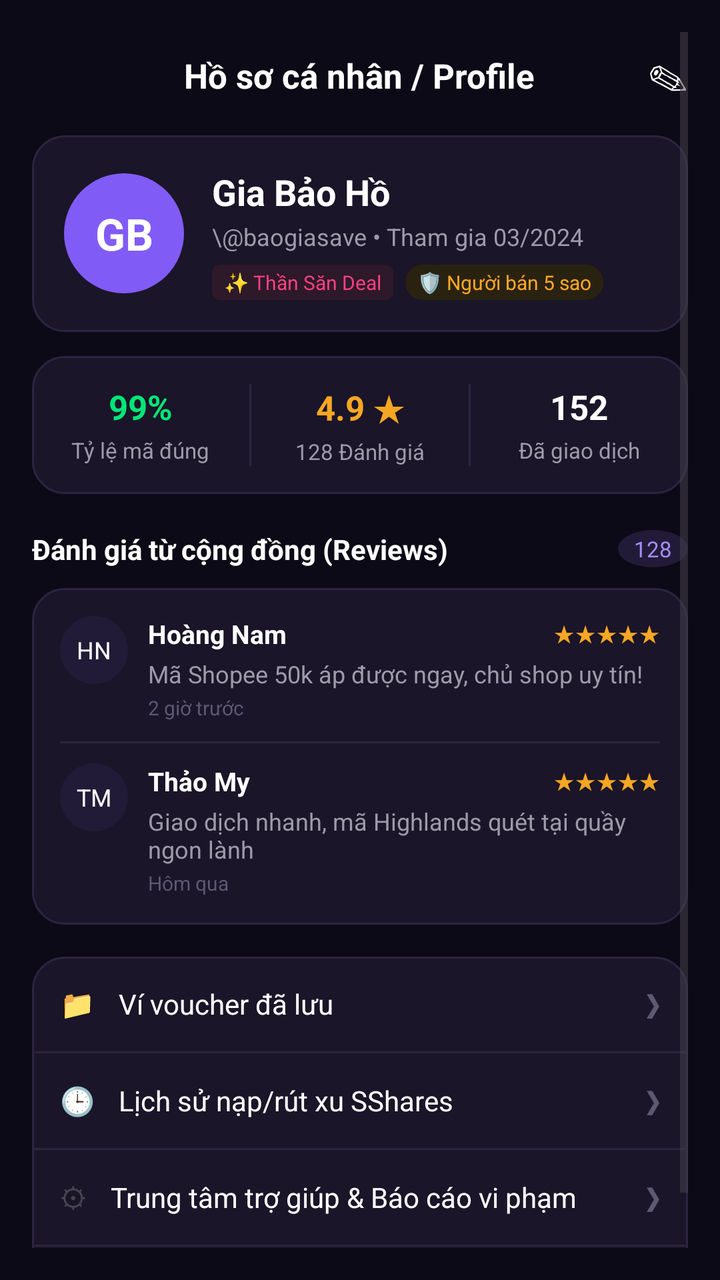
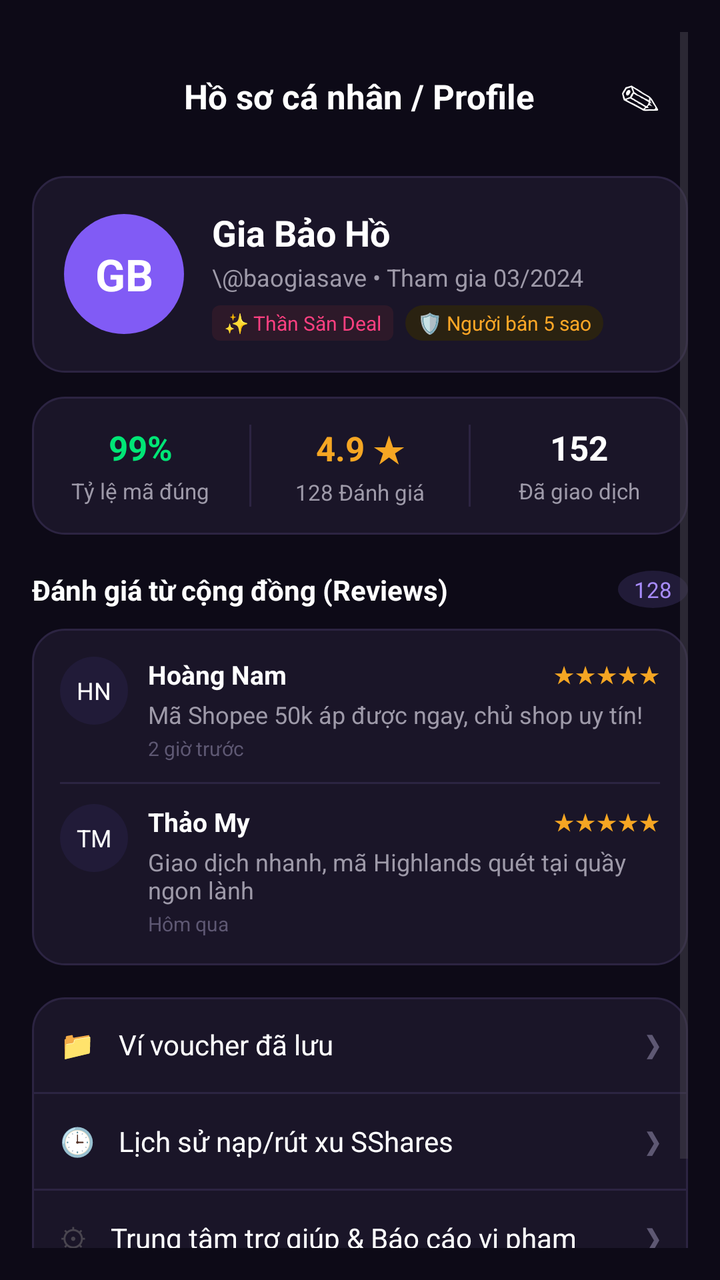

Two renders of the same Android screen: before a commit and after it. Below are the layout's source before the change and the commit's diff.
<!-- AndroidManifest.xml: application theme Theme.SSharing -->
<!-- res/layout/activity_profile.xml -->
<?xml version="1.0" encoding="utf-8"?>
<ScrollView xmlns:android="http://schemas.android.com/apk/res/android"
    android:layout_width="match_parent"
    android:layout_height="match_parent"
    android:background="#0D0A17"
    android:padding="16dp">

    <LinearLayout
        android:layout_width="match_parent"
        android:layout_height="wrap_content"
        android:orientation="vertical">

        
        <RelativeLayout
            android:layout_width="match_parent"
            android:layout_height="wrap_content"
            android:layout_marginTop="8dp">

            <TextView
                android:layout_width="wrap_content"
                android:layout_height="wrap_content"
                android:layout_centerInParent="true"
                android:text="Hồ sơ cá nhân / Profile"
                android:textColor="#FFFFFF"
                android:textSize="17sp"
                android:textStyle="bold" />

            <TextView
                android:layout_width="wrap_content"
                android:layout_height="wrap_content"
                android:layout_alignParentEnd="true"
                android:layout_centerVertical="true"
                android:text="✎"
                android:textColor="#FFFFFF"
                android:textSize="20sp" />
        </RelativeLayout>

        
        <LinearLayout
            android:layout_width="match_parent"
            android:layout_height="wrap_content"
            android:layout_marginTop="16dp"
            android:background="@drawable/bg_card_dark"
            android:gravity="center_vertical"
            android:orientation="horizontal"
            android:padding="16dp">

            <TextView
                android:layout_width="60dp"
                android:layout_height="60dp"
                android:background="@drawable/bg_circle_purple"
                android:gravity="center"
                android:text="GB"
                android:textColor="#FFFFFF"
                android:textSize="22sp"
                android:textStyle="bold" />

            <LinearLayout
                android:layout_width="match_parent"
                android:layout_height="wrap_content"
                android:layout_marginStart="14dp"
                android:orientation="vertical">

                <TextView
                    android:layout_width="wrap_content"
                    android:layout_height="wrap_content"
                    android:text="Gia Bảo Hồ"
                    android:textColor="#FFFFFF"
                    android:textSize="18sp"
                    android:textStyle="bold" />

                <TextView
                    android:layout_width="wrap_content"
                    android:layout_height="wrap_content"
                    android:layout_marginTop="2dp"
                    android:text="\@baogiasave • Tham gia 03/2024"
                    android:textColor="#9E9AA9"
                    android:textSize="12sp" />

                <LinearLayout
                    android:layout_width="wrap_content"
                    android:layout_height="wrap_content"
                    android:layout_marginTop="6dp"
                    android:orientation="horizontal">

                    <TextView
                        android:layout_width="wrap_content"
                        android:layout_height="wrap_content"
                        android:background="@drawable/bg_badge_pink"
                        android:paddingHorizontal="6dp"
                        android:paddingVertical="2dp"
                        android:text="✨ Thần Săn Deal"
                        android:textColor="#FF4081"
                        android:textSize="10sp" />

                    <TextView
                        android:layout_width="wrap_content"
                        android:layout_height="wrap_content"
                        android:layout_marginStart="6dp"
                        android:background="@drawable/bg_chip_gold_dark"
                        android:paddingHorizontal="6dp"
                        android:paddingVertical="2dp"
                        android:text="🛡 Người bán 5 sao"
                        android:textColor="#FFA726"
                        android:textSize="10sp" />
                </LinearLayout>
            </LinearLayout>
        </LinearLayout>

        
        <LinearLayout
            android:layout_width="match_parent"
            android:layout_height="wrap_content"
            android:layout_marginTop="12dp"
            android:background="@drawable/bg_card_dark"
            android:orientation="horizontal"
            android:paddingVertical="14dp">

            <LinearLayout
                android:layout_width="0dp"
                android:layout_height="wrap_content"
                android:layout_weight="1"
                android:gravity="center"
                android:orientation="vertical">

                <TextView
                    android:layout_width="wrap_content"
                    android:layout_height="wrap_content"
                    android:text="99%"
                    android:textColor="#00E676"
                    android:textSize="17sp"
                    android:textStyle="bold" />

                <TextView
                    android:layout_width="wrap_content"
                    android:layout_height="wrap_content"
                    android:layout_marginTop="3dp"
                    android:text="Tỷ lệ mã đúng"
                    android:textColor="#9E9AA9"
                    android:textSize="11sp" />
            </LinearLayout>

            <View
                android:layout_width="1dp"
                android:layout_height="match_parent"
                android:background="#2C2442" />

            <LinearLayout
                android:layout_width="0dp"
                android:layout_height="wrap_content"
                android:layout_weight="1"
                android:gravity="center"
                android:orientation="vertical">

                <TextView
                    android:layout_width="wrap_content"
                    android:layout_height="wrap_content"
                    android:text="4.9 ★"
                    android:textColor="#F5A623"
                    android:textSize="17sp"
                    android:textStyle="bold" />

                <TextView
                    android:layout_width="wrap_content"
                    android:layout_height="wrap_content"
                    android:layout_marginTop="3dp"
                    android:text="128 Đánh giá"
                    android:textColor="#9E9AA9"
                    android:textSize="11sp" />
            </LinearLayout>

            <View
                android:layout_width="1dp"
                android:layout_height="match_parent"
                android:background="#2C2442" />

            <LinearLayout
                android:layout_width="0dp"
                android:layout_height="wrap_content"
                android:layout_weight="1"
                android:gravity="center"
                android:orientation="vertical">

                <TextView
                    android:layout_width="wrap_content"
                    android:layout_height="wrap_content"
                    android:text="152"
                    android:textColor="#FFFFFF"
                    android:textSize="17sp"
                    android:textStyle="bold" />

                <TextView
                    android:layout_width="wrap_content"
                    android:layout_height="wrap_content"
                    android:layout_marginTop="3dp"
                    android:text="Đã giao dịch"
                    android:textColor="#9E9AA9"
                    android:textSize="11sp" />
            </LinearLayout>
        </LinearLayout>

        
        <RelativeLayout
            android:layout_width="match_parent"
            android:layout_height="wrap_content"
            android:layout_marginTop="18dp">

            <TextView
                android:layout_width="wrap_content"
                android:layout_height="wrap_content"
                android:text="Đánh giá từ cộng đồng (Reviews)"
                android:textColor="#FFFFFF"
                android:textSize="14sp"
                android:textStyle="bold" />

            <TextView
                android:layout_width="wrap_content"
                android:layout_height="wrap_content"
                android:layout_alignParentEnd="true"
                android:background="@drawable/bg_circle_dark_purple"
                android:paddingHorizontal="8dp"
                android:paddingVertical="2dp"
                android:text="128"
                android:textColor="#A78BFA"
                android:textSize="11sp" />
        </RelativeLayout>

        
        <LinearLayout
            android:layout_width="match_parent"
            android:layout_height="wrap_content"
            android:layout_marginTop="10dp"
            android:background="@drawable/bg_card_dark"
            android:orientation="vertical"
            android:padding="14dp">

            
            <LinearLayout
                android:layout_width="match_parent"
                android:layout_height="wrap_content"
                android:orientation="horizontal">

                <TextView
                    android:layout_width="34dp"
                    android:layout_height="34dp"
                    android:background="@drawable/bg_circle_dark_purple"
                    android:gravity="center"
                    android:text="HN"
                    android:textColor="#FFFFFF"
                    android:textSize="12sp" />

                <LinearLayout
                    android:layout_width="match_parent"
                    android:layout_height="wrap_content"
                    android:layout_marginStart="10dp"
                    android:orientation="vertical">

                    <RelativeLayout
                        android:layout_width="match_parent"
                        android:layout_height="wrap_content">

                        <TextView
                            android:layout_width="wrap_content"
                            android:layout_height="wrap_content"
                            android:text="Hoàng Nam"
                            android:textColor="#FFFFFF"
                            android:textSize="13sp"
                            android:textStyle="bold" />

                        <TextView
                            android:layout_width="wrap_content"
                            android:layout_height="wrap_content"
                            android:layout_alignParentEnd="true"
                            android:text="★★★★★"
                            android:textColor="#F5A623"
                            android:textSize="12sp" />
                    </RelativeLayout>

                    <TextView
                        android:layout_width="wrap_content"
                        android:layout_height="wrap_content"
                        android:layout_marginTop="3dp"
                        android:text="Mã Shopee 50k áp được ngay, chủ shop uy tín!"
                        android:textColor="#9E9AA9"
                        android:textSize="12sp" />

                    <TextView
                        android:layout_width="wrap_content"
                        android:layout_height="wrap_content"
                        android:layout_marginTop="2dp"
                        android:text="2 giờ trước"
                        android:textColor="#5E5873"
                        android:textSize="10sp" />
                </LinearLayout>
            </LinearLayout>

            <View
                android:layout_width="match_parent"
                android:layout_height="1dp"
                android:layout_marginVertical="10dp"
                android:background="#2C2442" />

            
            <LinearLayout
                android:layout_width="match_parent"
                android:layout_height="wrap_content"
                android:orientation="horizontal">

                <TextView
                    android:layout_width="34dp"
                    android:layout_height="34dp"
                    android:background="@drawable/bg_circle_dark_purple"
                    android:gravity="center"
                    android:text="TM"
                    android:textColor="#FFFFFF"
                    android:textSize="12sp" />

                <LinearLayout
                    android:layout_width="match_parent"
                    android:layout_height="wrap_content"
                    android:layout_marginStart="10dp"
                    android:orientation="vertical">

                    <RelativeLayout
                        android:layout_width="match_parent"
                        android:layout_height="wrap_content">

                        <TextView
                            android:layout_width="wrap_content"
                            android:layout_height="wrap_content"
                            android:text="Thảo My"
                            android:textColor="#FFFFFF"
                            android:textSize="13sp"
                            android:textStyle="bold" />

                        <TextView
                            android:layout_width="wrap_content"
                            android:layout_height="wrap_content"
                            android:layout_alignParentEnd="true"
                            android:text="★★★★★"
                            android:textColor="#F5A623"
                            android:textSize="12sp" />
                    </RelativeLayout>

                    <TextView
                        android:layout_width="wrap_content"
                        android:layout_height="wrap_content"
                        android:layout_marginTop="3dp"
                        android:text="Giao dịch nhanh, mã Highlands quét tại quầy ngon lành"
                        android:textColor="#9E9AA9"
                        android:textSize="12sp" />

                    <TextView
                        android:layout_width="wrap_content"
                        android:layout_height="wrap_content"
                        android:layout_marginTop="2dp"
                        android:text="Hôm qua"
                        android:textColor="#5E5873"
                        android:textSize="10sp" />
                </LinearLayout>
            </LinearLayout>
        </LinearLayout>

        
        <LinearLayout
            android:layout_width="match_parent"
            android:layout_height="wrap_content"
            android:layout_marginTop="16dp"
            android:background="@drawable/bg_card_dark"
            android:orientation="vertical">

            <RelativeLayout
                android:layout_width="match_parent"
                android:layout_height="wrap_content"
                android:padding="14dp">

                <TextView
                    android:id="@+id/icMenu1"
                    android:layout_width="wrap_content"
                    android:layout_height="wrap_content"
                    android:text="📁" />

                <TextView
                    android:layout_width="wrap_content"
                    android:layout_height="wrap_content"
                    android:layout_marginStart="12dp"
                    android:layout_toEndOf="@id/icMenu1"
                    android:text="Ví voucher đã lưu"
                    android:textColor="#FFFFFF"
                    android:textSize="14sp" />

                <TextView
                    android:layout_width="wrap_content"
                    android:layout_height="wrap_content"
                    android:layout_alignParentEnd="true"
                    android:text="❯"
                    android:textColor="#5E5873" />
            </RelativeLayout>

            <View
                android:layout_width="match_parent"
                android:layout_height="1dp"
                android:background="#2C2442" />

            <RelativeLayout
                android:layout_width="match_parent"
                android:layout_height="wrap_content"
                android:padding="14dp">

                <TextView
                    android:id="@+id/icMenu2"
                    android:layout_width="wrap_content"
                    android:layout_height="wrap_content"
                    android:text="🕒" />

                <TextView
                    android:layout_width="wrap_content"
                    android:layout_height="wrap_content"
                    android:layout_marginStart="12dp"
                    android:layout_toEndOf="@id/icMenu2"
                    android:text="Lịch sử nạp/rút xu SShares"
                    android:textColor="#FFFFFF"
                    android:textSize="14sp" />

                <TextView
                    android:layout_width="wrap_content"
                    android:layout_height="wrap_content"
                    android:layout_alignParentEnd="true"
                    android:text="❯"
                    android:textColor="#5E5873" />
            </RelativeLayout>

            <View
                android:layout_width="match_parent"
                android:layout_height="1dp"
                android:background="#2C2442" />

            <RelativeLayout
                android:layout_width="match_parent"
                android:layout_height="wrap_content"
                android:padding="14dp">

                <TextView
                    android:id="@+id/icMenu3"
                    android:layout_width="wrap_content"
                    android:layout_height="wrap_content"
                    android:text="⚙" />

                <TextView
                    android:layout_width="wrap_content"
                    android:layout_height="wrap_content"
                    android:layout_marginStart="12dp"
                    android:layout_toEndOf="@id/icMenu3"
                    android:text="Trung tâm trợ giúp &amp; Báo cáo vi phạm"
                    android:textColor="#FFFFFF"
                    android:textSize="14sp" />

                <TextView
                    android:layout_width="wrap_content"
                    android:layout_height="wrap_content"
                    android:layout_alignParentEnd="true"
                    android:text="❯"
                    android:textColor="#5E5873" />
            </RelativeLayout>

            <View
                android:layout_width="match_parent"
                android:layout_height="1dp"
                android:background="#2C2442" />

            <RelativeLayout
                android:layout_width="match_parent"
                android:layout_height="wrap_content"
                android:padding="14dp">

                <TextView
                    android:id="@+id/icMenu4"
                    android:layout_width="wrap_content"
                    android:layout_height="wrap_content"
                    android:text="🚪" />

                <TextView
                    android:layout_width="wrap_content"
                    android:layout_height="wrap_content"
                    android:layout_marginStart="12dp"
                    android:layout_toEndOf="@id/icMenu4"
                    android:text="Đăng xuất"
                    android:textColor="#FF4081"
                    android:textSize="14sp"
                    android:textStyle="bold" />
            </RelativeLayout>
        </LinearLayout>
    </LinearLayout>
</ScrollView>
<!-- resources referenced by this layout -->
<resources>
  <!-- drawable bg_badge_pink (drawable) -->
  <shape xmlns:android="http://schemas.android.com/apk/res/android">
      <solid android:color="#2D1929" />
      <corners android:radius="4dp" />
  </shape>
  <!-- drawable bg_card_dark (drawable) -->
  <?xml version="1.0" encoding="utf-8"?>
  <shape xmlns:android="http://schemas.android.com/apk/res/android">
      <solid android:color="#1A1528" />
      <corners android:radius="16dp" />
      <stroke android:width="1dp" android:color="#2C2442" />
  </shape>
  <!-- drawable bg_chip_gold_dark (drawable) -->
  <?xml version="1.0" encoding="utf-8"?>
  <shape xmlns:android="http://schemas.android.com/apk/res/android">
      <solid android:color="#2A2211" />
      <corners android:radius="12dp" />
  </shape>
  <!-- drawable bg_circle_dark_purple (drawable) -->
  <?xml version="1.0" encoding="utf-8"?>
  <shape xmlns:android="http://schemas.android.com/apk/res/android" android:shape="oval">
      <solid android:color="#211B38" />
  </shape>
  <!-- drawable bg_circle_purple (drawable) -->
  <shape xmlns:android="http://schemas.android.com/apk/res/android" android:shape="oval">
      <solid android:color="#815BF5" />
  </shape>
  <style name="Theme.SSharing" parent="Base.Theme.SSharing" />
  <style name="Base.Theme.SSharing" parent="Theme.Material3.DayNight.NoActionBar">
          
          
      </style>
</resources>

<!-- the commit's change to res/layout/activity_profile.xml (unified diff, before → after) -->
@@ -26,10 +26,17 @@
                 android:textStyle="bold" />
 
             <TextView
+                android:id="@+id/btnEditProfile"
                 android:layout_width="wrap_content"
                 android:layout_height="wrap_content"
                 android:layout_alignParentEnd="true"
                 android:layout_centerVertical="true"
+                android:minWidth="48dp"
+                android:minHeight="48dp"
+                android:gravity="center"
+                android:clickable="true"
+                android:focusable="true"
+                android:contentDescription="Chỉnh sửa hồ sơ"
                 android:text="✎"
                 android:textColor="#FFFFFF"
                 android:textSize="20sp" />
@@ -469,8 +476,12 @@
                 android:background="#2C2442" />
 
             <RelativeLayout
-                android:layout_width="match_parent"
-                android:layout_height="wrap_content"
+                android:id="@+id/btnLogout"
+                android:layout_width="match_parent"
+                android:layout_height="wrap_content"
+                android:background="?attr/selectableItemBackground"
+                android:clickable="true"
+                android:focusable="true"
                 android:padding="14dp">
 
                 <TextView
